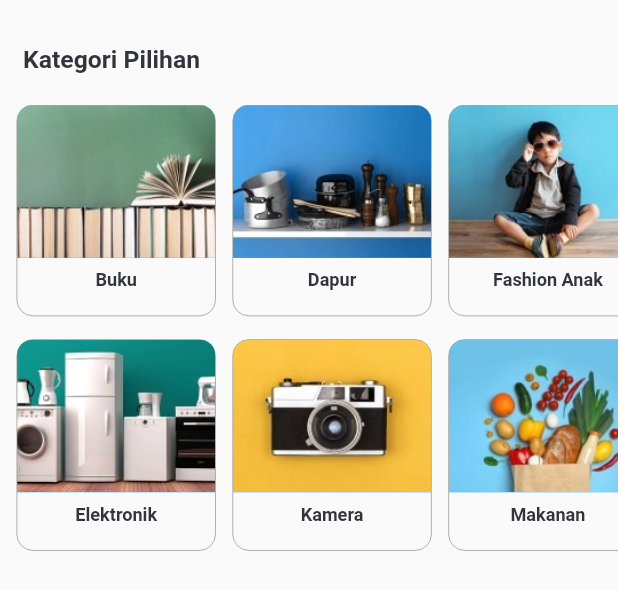
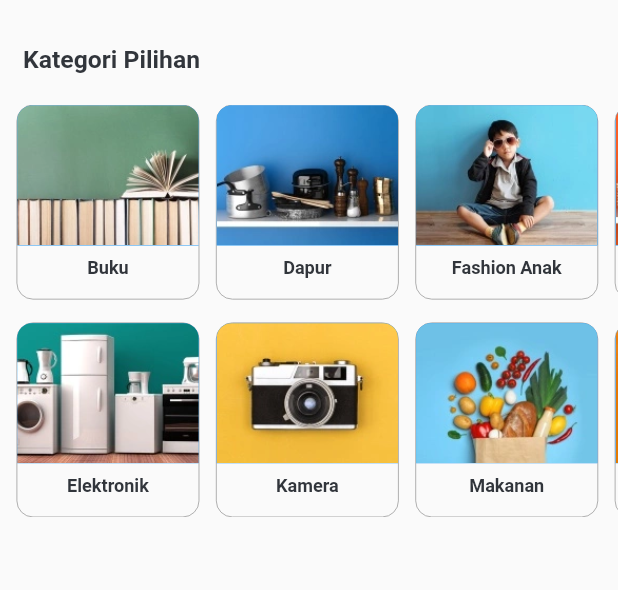
Before and after one commit to azarafath/Flutter-Tokopedia-Clone, a Flutter app: the HomeCategory widget shown alone on an empty page, opened directly, on a phone screen of 412 x 824 dp. Shown: the top 590 px of the screen. Run offline on Flutter 3.47's test engine with Material 2 defaults, Android fonts, the phone set to English and light mode, and no system bars; our stand-ins replace carousel_slider, google_fonts, shimmer; missing offline and left inert: curved_animation_controller, float_bubble; statements that could not run were skipped.

Commit message:
fix size & margin

```diff
--- a/lib/ui/pages/home_page.dart
+++ b/lib/ui/pages/home_page.dart
@@ -121,18 +121,18 @@ class _HomePageState extends State<HomePage> with TickerProviderStateMixin {
 
     PreferredSizeWidget appBar() {
       return AppBar(
-        toolbarHeight: getProportionateScreenHeight(48),
+        toolbarHeight: getProportionateScreenHeight(55),
         backgroundColor: _animationBackground.value,
         elevation: 0,
         flexibleSpace: Container(
           padding: EdgeInsets.only(
-              left: getProportionateScreenWidth(18),
-              top: getProportionateScreenHeight(32),
-              right: getProportionateScreenWidth(12)),
+              left: getProportionateScreenWidth(13),
+              top: getProportionateScreenHeight(35),
+              right: getProportionateScreenWidth(13)),
           child: Row(children: [
             Expanded(
               child: Container(
-                height: getProportionateScreenHeight(35),
+                height: getProportionateScreenHeight(37),
                 decoration: BoxDecoration(
                   color: kWhiteColor,
                   borderRadius: BorderRadius.circular(
--- a/lib/ui/widgets/home_category.dart
+++ b/lib/ui/widgets/home_category.dart
@@ -24,8 +24,8 @@ class HomeCategory extends StatelessWidget {
         child: Column(
           children: [
             Container(
-              width: getProportionateScreenWidth(120),
-              height: getProportionateScreenHeight(100),
+              width: getProportionateScreenWidth(110),
+              height: getProportionateScreenHeight(92),
               margin: EdgeInsets.only(bottom: getProportionateScreenHeight(8)),
               decoration: BoxDecoration(
                 color: Colors.blue,
@@ -42,7 +42,7 @@ class HomeCategory extends StatelessWidget {
               ),
             ),
             SizedBox(
-              height: getProportionateScreenHeight(30),
+              height: getProportionateScreenHeight(27),
               child: Text(
                 title,
                 style: kPrimaryTextStyle.copyWith(
--- a/lib/ui/widgets/home_header_widget.dart
+++ b/lib/ui/widgets/home_header_widget.dart
@@ -13,7 +13,7 @@ class HomeHeader extends StatelessWidget {
         ClipPath(
           clipper: ClipPathClass(),
           child: Container(
-            height: getProportionateScreenHeight(105),
+            height: getProportionateScreenHeight(110),
             color: kPrimaryColor,
           ),
         ),
--- a/pubspec.yaml
+++ b/pubspec.yaml
@@ -36,6 +36,7 @@ dependencies:
   flutter_launcher_icons: ^0.9.3
   google_fonts: ^3.0.1
   http: ^0.13.4
+  provider: ^6.0.3
   shimmer: ^2.0.0
 
 dev_dependencies:
```
Also changed, not shown: pubspec.lock.
